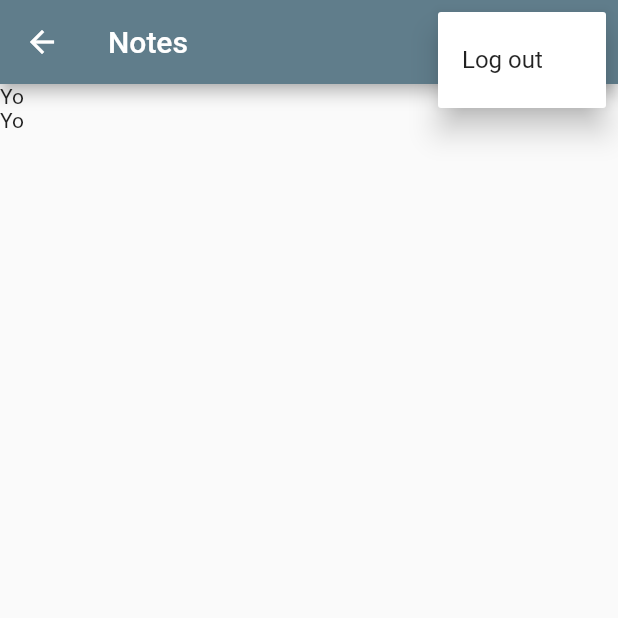
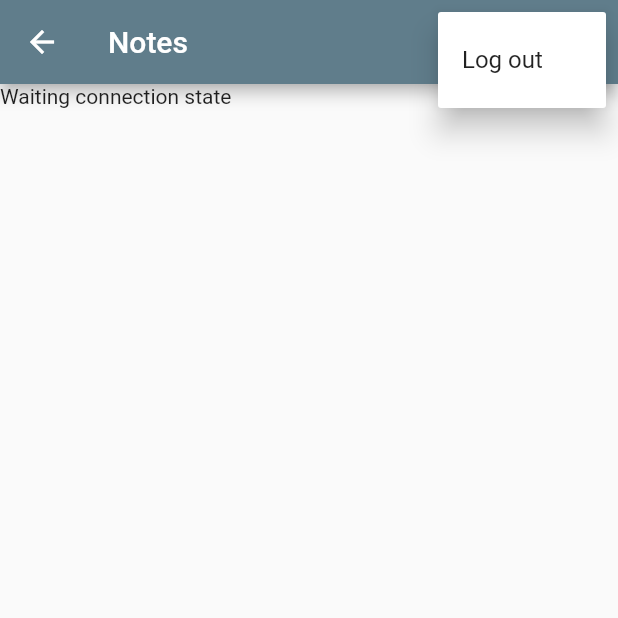
Before and after one commit to malcolmsgc/mynotes, a Flutter app: the NotesView screen opened by its route, after a tap on the "more vert" icon, on a phone screen of 412 x 824 dp, the top half of it. Run offline on Flutter 3.47's test engine with Material 2 defaults, Android fonts, the phone set to English and light mode, and no system bars; our stand-ins replace firebase_auth, firebase_core, sqflite; accounts and stored records are empty.

Commit message:
NotesView scaffolding for notes stream

```diff
--- a/lib/services/crud/notes_service.dart
+++ b/lib/services/crud/notes_service.dart
@@ -11,8 +11,16 @@ class NotesService {
 
   List<DatabaseNote> _notes = [];
 
+// Singleton constructor
+  static final NotesService _shared = NotesService._sharedInstance();
+  NotesService._sharedInstance();
+  factory NotesService() => _shared;
+// End of singleton constructor
+
   final _notesStreamController =
       StreamController<List<DatabaseNote>>.broadcast();
+
+  Stream<List<DatabaseNote>> get allNotes => _notesStreamController.stream;
 
   Future<DatabaseUser> getorCreateUser({required String email}) async {
     try {
@@ -31,6 +39,7 @@ class NotesService {
   }
 
   Future<DatabaseNote> getNote({required int id}) async {
+    await _ensureDbIsOpen();
     final db = _getDatabaseOrThrow();
     final results = await db.query(
       noteTable,
@@ -51,6 +60,7 @@ class NotesService {
   }
 
   Future<Iterable<DatabaseNote>> getAllNotes({int? limit}) async {
+    await _ensureDbIsOpen();
     final db = _getDatabaseOrThrow();
     final results = await db.query(
       noteTable,
@@ -60,6 +70,7 @@ class NotesService {
   }
 
   Future<DatabaseNote> createNote({required DatabaseUser owner}) async {
+    await _ensureDbIsOpen();
     final db = _getDatabaseOrThrow();
     final dbUser = await getUser(email: owner.email);
 
@@ -87,6 +98,7 @@ class NotesService {
   }
 
   Future<void> deleteNote({required int id}) async {
+    await _ensureDbIsOpen();
     final db = _getDatabaseOrThrow();
     final deletedCount = await db.delete(
       noteTable,
@@ -102,6 +114,7 @@ class NotesService {
   }
 
   Future<int> deleteAllNotes({required int id}) async {
+    await _ensureDbIsOpen();
     final db = _getDatabaseOrThrow();
     final deleteCount = await db.delete(noteTable);
     _notes = [];
@@ -113,6 +126,7 @@ class NotesService {
     required DatabaseNote note,
     required String text,
   }) async {
+    await _ensureDbIsOpen();
     final db = _getDatabaseOrThrow();
     try {
       final updatesCount = await db.update(
@@ -144,6 +158,7 @@ class NotesService {
   }
 
   Future<DatabaseUser> getUser({required String email}) async {
+    await _ensureDbIsOpen();
     final db = _getDatabaseOrThrow();
     final results = await db.query(
       userTable,
@@ -159,6 +174,7 @@ class NotesService {
   }
 
   Future<DatabaseUser> createUser({required String email}) async {
+    await _ensureDbIsOpen();
     final db = _getDatabaseOrThrow();
     final results = await db.query(
       userTable,
@@ -181,6 +197,7 @@ class NotesService {
   }
 
   Future<void> deleteUser({required String email}) async {
+    await _ensureDbIsOpen();
     final db = _getDatabaseOrThrow();
     final deletedCount = await db.delete(
       userTable,
@@ -199,6 +216,13 @@ class NotesService {
     } else {
       return db;
     }
+  }
+
+  Future<void> _ensureDbIsOpen() async {
+    try {
+      await open();
+      // ignore: empty_catches
+    } on DatabaseAlreadyOpenException {}
   }
 
   Future<void> open() async {
--- a/lib/views/notes_view.dart
+++ b/lib/views/notes_view.dart
@@ -2,6 +2,7 @@ import 'package:flutter/material.dart';
 import 'package:mynotes/constants/routes.dart';
 import 'package:mynotes/enums/menu_action.dart';
 import 'package:mynotes/services/auth/auth_service.dart';
+import 'package:mynotes/services/crud/notes_service.dart';
 import 'package:mynotes/utilities/show_error_dialog.dart';
 
 class NotesView extends StatefulWidget {
@@ -12,6 +13,22 @@ class NotesView extends StatefulWidget {
 }
 
 class _NotesViewState extends State<NotesView> {
+  late final NotesService _notesService;
+  String get userEmail => AuthService.firebase().currentUser!.email!;
+
+  @override
+  void initState() {
+    _notesService = NotesService();
+    // NB DB is opened automatically by NoteService when methods called
+    super.initState();
+  }
+
+  @override
+  void dispose() {
+    _notesService.close();
+    super.dispose();
+  }
+
   @override
   Widget build(BuildContext context) {
     return Scaffold(
@@ -38,8 +55,26 @@ class _NotesViewState extends State<NotesView> {
           },
         )
       ]),
-      body: Column(
-        children: [Text('Yo'), Text('Yo')],
+      body: FutureBuilder(
+        builder: ((context, snapshot) {
+          switch (snapshot.connectionState) {
+            case ConnectionState.done:
+              return StreamBuilder(
+                builder: (context, snapshot) {
+                  switch (snapshot.connectionState) {
+                    case ConnectionState.waiting:
+                      return const Text('Waiting connection state');
+                    default:
+                      return const CircularProgressIndicator();
+                  }
+                },
+                stream: _notesService.allNotes,
+              );
+            default:
+              return const CircularProgressIndicator();
+          }
+        }),
+        future: _notesService.getorCreateUser(email: userEmail),
       ),
     );
   }
```
Also changed, not shown: 1 other file.
